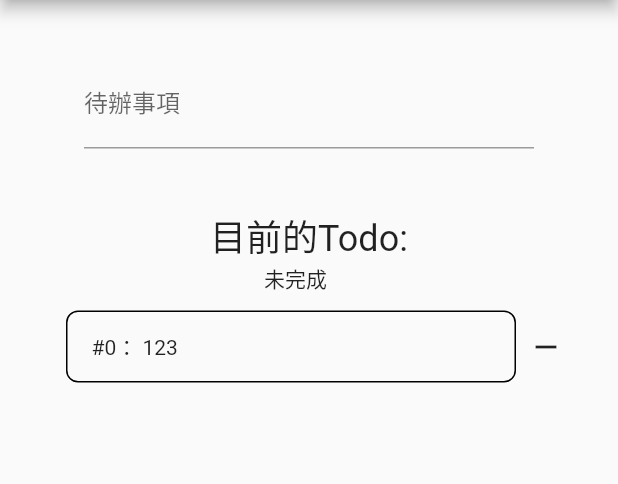
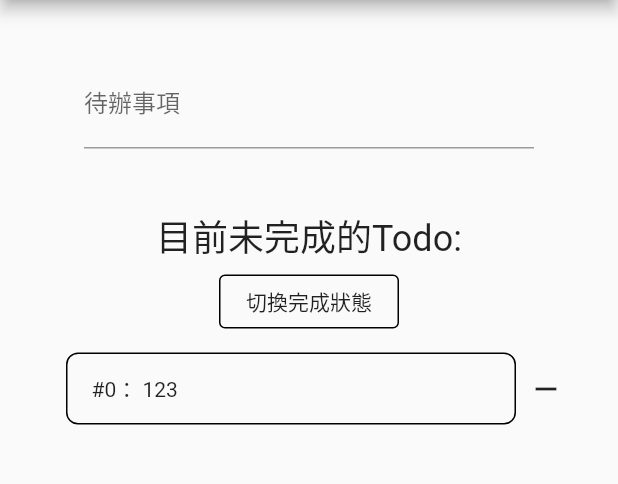
Before and after one commit to toddLiao469469/flutter_todo_list, a Flutter app: the screen it shows after launch, on a phone screen of 412 x 824 dp, the part 84-568 px from its top. Run offline on Flutter 3.47's test engine with Material 2 defaults, Android fonts, the phone set to English and light mode, and no system bars; missing offline and left inert: dart:html.

Commit message:
fix : naming , style

```diff
--- a/lib/main.dart
+++ b/lib/main.dart
@@ -46,19 +46,18 @@ class _MyHomePageState extends State<MyHomePage> {
 
   void _handleRemoveTodo(int hashCode) {
     setState(() {
-      _todoList =
-          _todoList.where((value) => value.hashCode != hashCode).toList();
+      _todoList = _todoList.where((todo) => todo.hashCode != hashCode).toList();
     });
   }
 
   void _handleToggleStatus(int hashCode) {
     setState(() {
-      _todoList = _todoList.map((value) {
-        if (value.hashCode == hashCode) {
-          value.toggleStatus();
-          return value;
+      _todoList = _todoList.map((todo) {
+        if (todo.hashCode == hashCode) {
+          todo.toggleStatus();
+          return todo;
         } else {
-          return value;
+          return todo;
         }
       }).toList();
     });
@@ -87,7 +86,7 @@ class _MyHomePageState extends State<MyHomePage> {
               SizedBox(
                 width: 300,
                 child: TextField(
-                  decoration: const InputDecoration(labelText: '待辦事項'),
+                  decoration: InputDecoration(labelText: '待辦事項'),
                   onSubmitted: (input) {
                     _handleAddNewTodo(input);
                   },
@@ -98,14 +97,22 @@ class _MyHomePageState extends State<MyHomePage> {
                 height: 40,
               ),
               Text(
-                '目前的Todo:',
+                '目前' + (_todoFilter.isDone ? '已完成' : '未完成') + '的Todo:',
                 style: Theme.of(context).textTheme.headline5,
               ),
               GestureDetector(
-                child: SizedBox(
-                  width: 60,
-                  height: 24,
-                  child: Text(_todoFilter.isDone ? '完成' : '未完成'),
+                child: Padding(
+                  padding: const EdgeInsets.all(8.0),
+                  child: Container(
+                    alignment: Alignment.center,
+                    width: 120,
+                    height: 36,
+                    child: const Text('切換完成狀態'),
+                    decoration: BoxDecoration(
+                      border: Border.all(),
+                      borderRadius: BorderRadius.circular(4),
+                    ),
+                  ),
                 ),
                 onTap: () {
                   _handleFilteTodoStatue();
```
